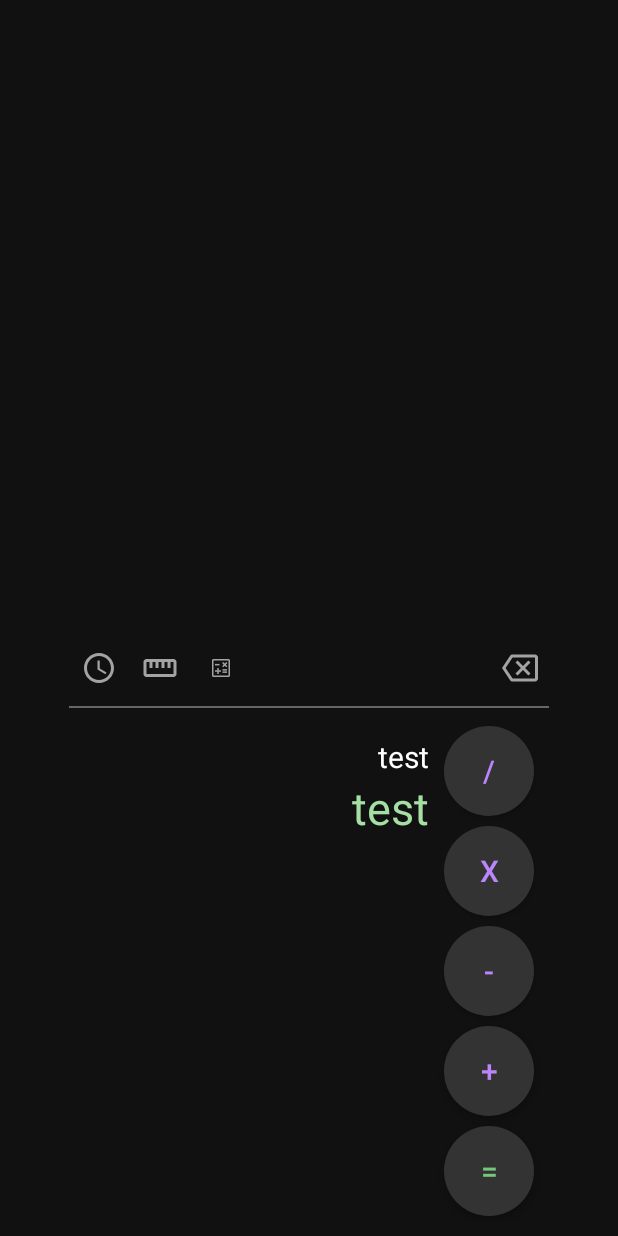
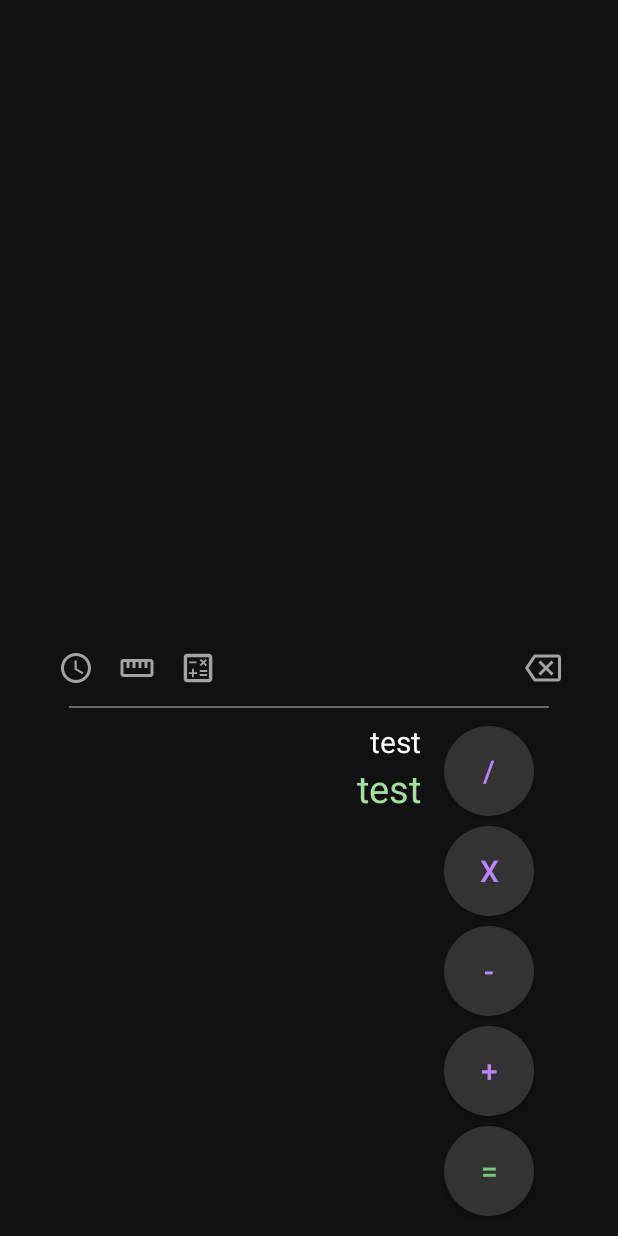
Before and after one commit to asci-00/android_study, an Android app: the screen it shows after launch (MainActivity), after a tap on an icon or button, on a phone screen of 412 x 824 dp. Run offline under Robolectric (Android 15) with nearby library versions, the phone set to English and light mode, and no system bars.

Commit message:
feat: item layout및 아이콘 변경

```diff
--- a/app/src/main/res/drawable/layout.xml
+++ b/app/src/main/res/drawable/layout.xml
@@ -9,7 +9,7 @@
             <stroke
                 android:width="1dp"
                 android:color="#666" />
-            <solid android:color="#00FFFFFF" />
+            <solid android:color="#111" />
         </shape>
     </item>
 </layer-list>
--- a/app/src/main/res/drawable/outline_calculate.xml
+++ b/app/src/main/res/drawable/outline_calculate.xml
@@ -1,25 +1,10 @@
 <vector xmlns:android="http://schemas.android.com/apk/res/android"
-    android:width="20dp"
-    android:height="20dp"
-    android:viewportWidth="20"
-    android:viewportHeight="20"
+    android:width="24dp"
+    android:height="24dp"
+    android:viewportWidth="48"
+    android:viewportHeight="48"
     android:tint="?attr/colorControlNormal">
   <path
       android:fillColor="@android:color/white"
-      android:pathData="M11,12.25h3v1h-3z"/>
-  <path
-      android:fillColor="@android:color/white"
-      android:pathData="M11,10.75h3v1h-3z"/>
-  <path
-      android:fillColor="@android:color/white"
-      android:pathData="M6,7.27h3v1h-3z"/>
-  <path
-      android:fillColor="@android:color/white"
-      android:pathData="M15,4H5C4.45,4 4,4.45 4,5v10c0,0.55 0.45,1 1,1h10c0.55,0 1,-0.45 1,-1V5C16,4.45 15.55,4 15,4zM15,15H5V5h10V15z"/>
-  <path
-      android:fillColor="@android:color/white"
-      android:pathData="M7.5,14l1,0l0,-1.5l1.5,0l0,-1l-1.5,0l0,-1.5l-1,0l0,1.5l-1.5,0l0,1l1.5,0z"/>
-  <path
-      android:fillColor="@android:color/white"
-      android:pathData="M11.44,9.54l1.06,-1.07l1.06,1.07l0.71,-0.71l-1.06,-1.06l1.06,-1.06l-0.71,-0.71l-1.06,1.06l-1.06,-1.06l-0.71,0.71l1.06,1.06l-1.06,1.06z"/>
+      android:pathData="M12.35,17.7H22.05V15.3H12.35ZM26.3,34.55H36.25V32.15H26.3ZM26.3,29.2H36.25V26.8H26.3ZM16,36.3H18.4V31.9H22.8V29.5H18.4V25.1H16V29.5H11.6V31.9H16ZM28.1,21.5 L31.1,18.45 34.2,21.5 35.9,19.75 32.85,16.7 35.9,13.65 34.2,11.95 31.15,15 28.1,11.95 26.35,13.65 29.4,16.7 26.35,19.75ZM9.5,43.05Q7.65,43.05 6.3,41.7Q4.95,40.35 4.95,38.5V9.5Q4.95,7.6 6.3,6.25Q7.65,4.9 9.5,4.9H38.5Q40.4,4.9 41.75,6.25Q43.1,7.6 43.1,9.5V38.5Q43.1,40.35 41.75,41.7Q40.4,43.05 38.5,43.05ZM9.5,38.5H38.5Q38.5,38.5 38.5,38.5Q38.5,38.5 38.5,38.5V9.5Q38.5,9.5 38.5,9.5Q38.5,9.5 38.5,9.5H9.5Q9.5,9.5 9.5,9.5Q9.5,9.5 9.5,9.5V38.5Q9.5,38.5 9.5,38.5Q9.5,38.5 9.5,38.5ZM9.5,38.5Q9.5,38.5 9.5,38.5Q9.5,38.5 9.5,38.5V9.5Q9.5,9.5 9.5,9.5Q9.5,9.5 9.5,9.5Q9.5,9.5 9.5,9.5Q9.5,9.5 9.5,9.5V38.5Q9.5,38.5 9.5,38.5Q9.5,38.5 9.5,38.5Z"/>
 </vector>
--- a/app/src/main/res/layout/activity_main.xml
+++ b/app/src/main/res/layout/activity_main.xml
@@ -25,7 +25,7 @@
         android:layout_width="match_parent"
         android:layout_height="wrap_content"
         android:layout_marginBottom="5dp"
-        android:paddingHorizontal="45dp"
+        android:paddingHorizontal="30dp"
         android:orientation="horizontal">
         <LinearLayout
             android:layout_width="120dp"
--- a/app/src/main/res/layout/fragment_control.xml
+++ b/app/src/main/res/layout/fragment_control.xml
@@ -15,25 +15,25 @@
         android:layout_gravity="center"
         android:paddingVertical="10dp"
         android:background="@drawable/layout">
-        <Button style="@style/button" android:textColor="#E65454" android:id="@+id/btn_clear" android:text="C"  android:tag="C" />
-        <Button style="@style/button" android:textColor="@color/purple_200" android:id="@+id/btn_bracket" android:text="( )"  android:tag="()" />
-        <Button style="@style/button" android:textColor="@color/purple_200" android:id="@+id/btn_mod" android:text="%"  android:tag="%" />
-        <Button style="@style/button" android:textColor="@color/purple_200" android:id="@+id/btn_div" android:text="/"  android:tag="/" />
-        <Button style="@style/button" android:textColor="@color/white" android:id="@+id/btn_7" android:text="7"  android:tag="7" />
-        <Button style="@style/button" android:textColor="@color/white" android:id="@+id/btn_8" android:text="8"  android:tag="8" />
-        <Button style="@style/button" android:textColor="@color/white" android:id="@+id/btn_9" android:text="9"  android:tag="9" />
-        <Button style="@style/button" android:textColor="@color/purple_200" android:id="@+id/btn_multi" android:text="x"  android:tag="*" />
-        <Button style="@style/button" android:textColor="@color/white" android:id="@+id/btn_4" android:text="4"  android:tag="4" />
-        <Button style="@style/button" android:textColor="@color/white" android:id="@+id/btn_5" android:text="5"  android:tag="5" />
-        <Button style="@style/button" android:textColor="@color/white" android:id="@+id/btn_6" android:text="6"  android:tag="6" />
-        <Button style="@style/button" android:textColor="@color/purple_200" android:id="@+id/btn_minus" android:text="-"  android:tag="-" />
-        <Button style="@style/button" android:textColor="@color/white" android:id="@+id/btn_1" android:text="1"  android:tag="1" />
-        <Button style="@style/button" android:textColor="@color/white" android:id="@+id/btn_2" android:text="2"  android:tag="2" />
-        <Button style="@style/button" android:textColor="@color/white" android:id="@+id/btn_3" android:text="3"  android:tag="3" />
-        <Button style="@style/button" android:textColor="@color/purple_200" android:id="@+id/btn_plus" android:text="+"  android:tag="+" />
-        <Button style="@style/button" android:textColor="@color/purple_200" />
-        <Button style="@style/button" android:textColor="@color/white" android:id="@+id/btn_0" android:text="0"  android:tag="0" />
-        <Button style="@style/button" android:textColor="@color/white" android:id="@+id/btn_dot" android:text="."  android:tag="." />
-        <Button style="@style/button" android:textColor="#73C87C" android:id="@+id/btn_equal" android:text="="  android:tag="=" />
+        <androidx.appcompat.widget.AppCompatButton style="@style/button" android:textColor="#E65454" android:id="@+id/btn_clear" android:text="C"  android:tag="C" />
+        <androidx.appcompat.widget.AppCompatButton style="@style/button" android:textColor="@color/purple_200" android:id="@+id/btn_bracket" android:text="( )"  android:tag="()" />
+        <androidx.appcompat.widget.AppCompatButton style="@style/button" android:textColor="@color/purple_200" android:id="@+id/btn_mod" android:text="%"  android:tag="%" />
+        <androidx.appcompat.widget.AppCompatButton style="@style/button" android:textColor="@color/purple_200" android:id="@+id/btn_div" android:text="/"  android:tag="/" />
+        <androidx.appcompat.widget.AppCompatButton style="@style/button" android:textColor="@color/white" android:id="@+id/btn_7" android:text="7"  android:tag="7" />
+        <androidx.appcompat.widget.AppCompatButton style="@style/button" android:textColor="@color/white" android:id="@+id/btn_8" android:text="8"  android:tag="8" />
+        <androidx.appcompat.widget.AppCompatButton style="@style/button" android:textColor="@color/white" android:id="@+id/btn_9" android:text="9"  android:tag="9" />
+        <androidx.appcompat.widget.AppCompatButton style="@style/button" android:textColor="@color/purple_200" android:id="@+id/btn_multi" android:text="x"  android:tag="*" />
+        <androidx.appcompat.widget.AppCompatButton style="@style/button" android:textColor="@color/white" android:id="@+id/btn_4" android:text="4"  android:tag="4" />
+        <androidx.appcompat.widget.AppCompatButton style="@style/button" android:textColor="@color/white" android:id="@+id/btn_5" android:text="5"  android:tag="5" />
+        <androidx.appcompat.widget.AppCompatButton style="@style/button" android:textColor="@color/white" android:id="@+id/btn_6" android:text="6"  android:tag="6" />
+        <androidx.appcompat.widget.AppCompatButton style="@style/button" android:textColor="@color/purple_200" android:id="@+id/btn_minus" android:text="-"  android:tag="-" />
+        <androidx.appcompat.widget.AppCompatButton style="@style/button" android:textColor="@color/white" android:id="@+id/btn_1" android:text="1"  android:tag="1" />
+        <androidx.appcompat.widget.AppCompatButton style="@style/button" android:textColor="@color/white" android:id="@+id/btn_2" android:text="2"  android:tag="2" />
+        <androidx.appcompat.widget.AppCompatButton style="@style/button" android:textColor="@color/white" android:id="@+id/btn_3" android:text="3"  android:tag="3" />
+        <androidx.appcompat.widget.AppCompatButton style="@style/button" android:textColor="@color/purple_200" android:id="@+id/btn_plus" android:text="+"  android:tag="+" />
+        <androidx.appcompat.widget.AppCompatButton style="@style/button" android:textColor="@color/purple_200" />
+        <androidx.appcompat.widget.AppCompatButton style="@style/button" android:textColor="@color/white" android:id="@+id/btn_0" android:text="0"  android:tag="0" />
+        <androidx.appcompat.widget.AppCompatButton style="@style/button" android:textColor="@color/white" android:id="@+id/btn_dot" android:text="."  android:tag="." />
+        <androidx.appcompat.widget.AppCompatButton style="@style/button" android:textColor="#73C87C" android:id="@+id/btn_equal" android:text="="  android:tag="=" />
     </GridLayout>
 </LinearLayout>
--- a/app/src/main/res/layout/fragment_history.xml
+++ b/app/src/main/res/layout/fragment_history.xml
@@ -2,18 +2,16 @@
 <LinearLayout xmlns:android="http://schemas.android.com/apk/res/android"
     xmlns:app="http://schemas.android.com/apk/res-auto"
     xmlns:tools="http://schemas.android.com/tools"
-    android:layout_width="240dp"
-    android:layout_height="match_parent"
-    android:background="#111">
+    android:background="@drawable/layout"
+    android:padding="10dp"
+    android:layout_width="250dp"
+    android:layout_height="350dp">
     <androidx.recyclerview.widget.RecyclerView
+        android:layout_height="match_parent"
+        android:layout_width="match_parent"
+        android:scrollbarFadeDuration="0"
         android:id="@+id/recycle_view"
-        android:layout_width="match_parent"
-        android:layout_height="match_parent"
-        android:background="@drawable/layout"
-        android:paddingVertical="20dp"
-        android:scrollbarFadeDuration="0"
-        android:scrollbarSize="5dp"
+        android:overScrollMode="never"
         android:scrollbars="vertical"
-        android:layout_weight="1"
-        android:paddingLeft="20dp" />
+        android:scrollbarSize="5dp" />
 </LinearLayout>
--- a/app/src/main/res/layout/item.xml
+++ b/app/src/main/res/layout/item.xml
@@ -3,6 +3,7 @@
     android:layout_width="match_parent"
     android:layout_height="wrap_content"
     android:orientation="vertical"
+    android:paddingRight="5dp"
     android:gravity="end">
     <TextView
         android:id="@+id/item_formula"
@@ -15,5 +16,5 @@
         android:layout_width="wrap_content"
         android:layout_height="wrap_content"
         android:textColor="#A5DFA4"
-        android:textSize="30dp"/>
+        android:textSize="25dp"/>
 </LinearLayout>
```
